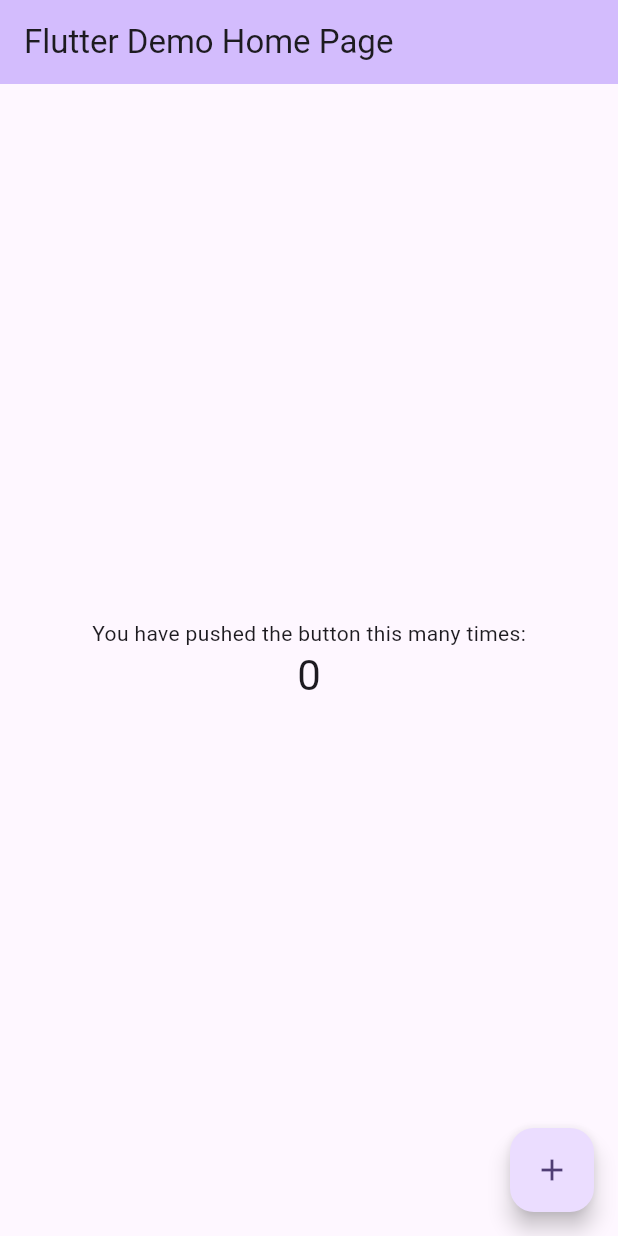
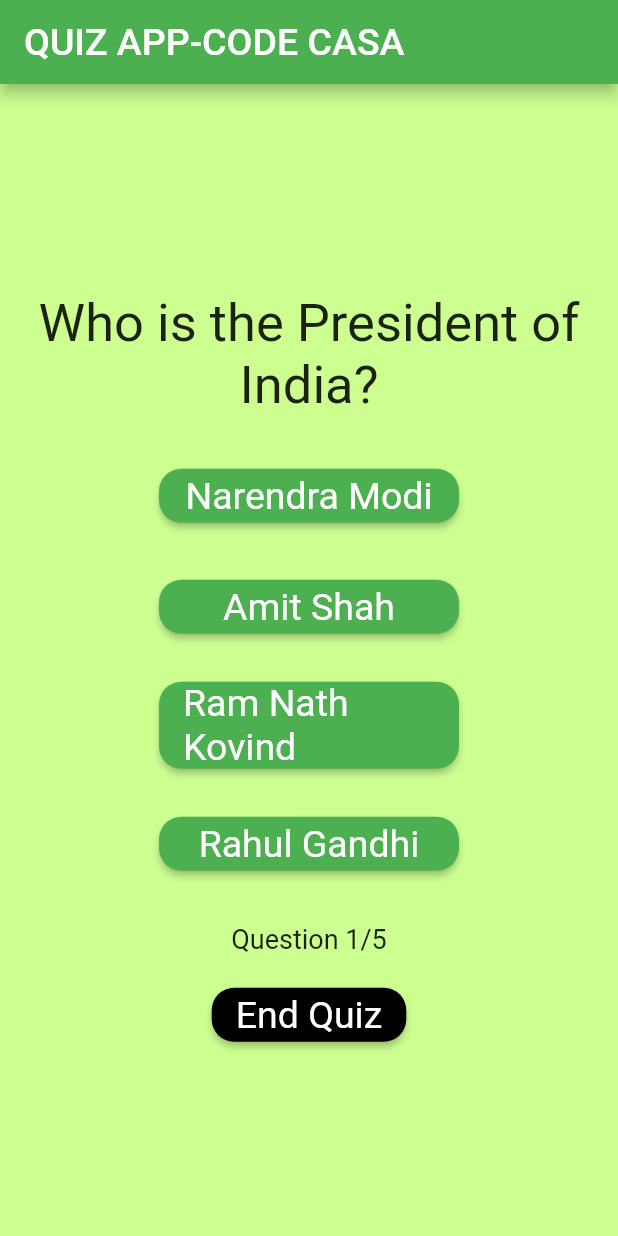
Before and after one commit to AryanC19/Code-Casa, a Flutter app: the screen it shows after launch, on a phone screen of 412 x 824 dp. Run offline on Flutter 3.47's test engine with Material 2 defaults, Android fonts, the light colour scheme and no system bars.

Commit message:
added functionality

```diff
--- a/lib/main.dart
+++ b/lib/main.dart
@@ -1,125 +1,176 @@
 import 'package:flutter/material.dart';
 
 void main() {
-  runApp(const MyApp());
+  runApp(QuizApp());
 }
 
-class MyApp extends StatelessWidget {
-  const MyApp({super.key});
-
-  // This widget is the root of your application.
+class QuizApp extends StatelessWidget {
   @override
   Widget build(BuildContext context) {
     return MaterialApp(
-      title: 'Flutter Demo',
+      debugShowCheckedModeBanner: false,
+      title: 'QUIZ APP-CODE CASA',
       theme: ThemeData(
-        // This is the theme of your application.
-        //
-        // TRY THIS: Try running your application with "flutter run". You'll see
-        // the application has a blue toolbar. Then, without quitting the app,
-        // try changing the seedColor in the colorScheme below to Colors.green
-        // and then invoke "hot reload" (save your changes or press the "hot
-        // reload" button in a Flutter-supported IDE, or press "r" if you used
-        // the command line to start the app).
-        //
-        // Notice that the counter didn't reset back to zero; the application
-        // state is not lost during the reload. To reset the state, use hot
-        // restart instead.
-        //
-        // This works for code too, not just values: Most code changes can be
-        // tested with just a hot reload.
-        colorScheme: ColorScheme.fromSeed(seedColor: Colors.deepPurple),
-        useMaterial3: true,
+        primaryColor: Colors.green,
+
+        scaffoldBackgroundColor: Colors.green[100],
+
       ),
-      home: const MyHomePage(title: 'Flutter Demo Home Page'),
+      home: QuizScreen(),
     );
   }
 }
 
-class MyHomePage extends StatefulWidget {
-  const MyHomePage({super.key, required this.title});
-
-  // This widget is the home page of your application. It is stateful, meaning
-  // that it has a State object (defined below) that contains fields that affect
-  // how it looks.
-
-  // This class is the configuration for the state. It holds the values (in this
-  // case the title) provided by the parent (in this case the App widget) and
-  // used by the build method of the State. Fields in a Widget subclass are
-  // always marked "final".
-
-  final String title;
-
+class QuizScreen extends StatefulWidget {
   @override
-  State<MyHomePage> createState() => _MyHomePageState();
+  _QuizScreenState createState() => _QuizScreenState();
 }
 
-class _MyHomePageState extends State<MyHomePage> {
-  int _counter = 0;
+class _QuizScreenState extends State<QuizScreen> {
+  int _questionIndex = 0;
+  int _score = 0;
 
-  void _incrementCounter() {
-    setState(() {
-      // This call to setState tells the Flutter framework that something has
-      // changed in this State, which causes it to rerun the build method below
-      // so that the display can reflect the updated values. If we changed
-      // _counter without calling setState(), then the build method would not be
-      // called again, and so nothing would appear to happen.
-      _counter++;
-    });
+  final List<Map<String, dynamic>> _questions = [
+    {
+      'question': 'Who is the President of India?',
+      'answers': ['Narendra Modi', 'Amit Shah', 'Ram Nath Kovind', 'Rahul Gandhi'],
+      'correctIndex': 2,
+    },
+    {
+      'question': 'Which party won the most seats in the last general election?',
+      'answers': ['BJP', 'Congress', 'AAP', 'CPI(M)'],
+      'correctIndex': 0,
+    },
+    {
+      'question': 'Who is the Prime Minister of India?',
+      'answers': ['Amit Shah', 'Sonia Gandhi', 'Narendra Modi', 'Manmohan Singh'],
+      'correctIndex': 2,
+    },
+    {
+      'question': 'Which state has the highest number of Lok Sabha seats?',
+      'answers': ['Maharashtra', 'Uttar Pradesh', 'West Bengal', 'Karnataka'],
+      'correctIndex': 1,
+    },
+    {
+      'question': 'In which year was the first general election held in India?',
+      'answers': ['1947', '1950', '1952', '1960'],
+      'correctIndex': 2,
+    },
+  ];
+
+  void _answerQuestion(int selectedIndex) {
+    int correctIndex = _questions[_questionIndex]['correctIndex'];
+    if (selectedIndex == correctIndex) {
+      setState(() {
+        _score++;
+      });
+    }
+    if (_questionIndex < _questions.length - 1) {
+      setState(() {
+        _questionIndex++;
+      });
+    } else {
+      _showResultDialog();
+    }
+  }
+
+  void _showResultDialog() {
+    showDialog(
+      context: context,
+      builder: (context) {
+        return AlertDialog(
+          title: Text('Quiz Result'),
+          content: Text('Your score: $_score/${_questions.length}'),
+          actions: [
+            TextButton(
+              onPressed: () {
+                Navigator.of(context).pop();
+                setState(() {
+                  _questionIndex = 0;
+                  _score = 0;
+                });
+              },
+              child: Text('Play Again'),
+            ),
+          ],
+        );
+      },
+    );
   }
 
   @override
   Widget build(BuildContext context) {
-    // This method is rerun every time setState is called, for instance as done
-    // by the _incrementCounter method above.
-    //
-    // The Flutter framework has been optimized to make rerunning build methods
-    // fast, so that you can just rebuild anything that needs updating rather
-    // than having to individually change instances of widgets.
     return Scaffold(
+      backgroundColor: Colors.lightGreenAccent[100],
       appBar: AppBar(
-        // TRY THIS: Try changing the color here to a specific color (to
-        // Colors.amber, perhaps?) and trigger a hot reload to see the AppBar
-        // change color while the other colors stay the same.
-        backgroundColor: Theme.of(context).colorScheme.inversePrimary,
-        // Here we take the value from the MyHomePage object that was created by
-        // the App.build method, and use it to set our appbar title.
-        title: Text(widget.title),
+        backgroundColor: Colors.green,
+        title: Text('QUIZ APP-CODE CASA',style: TextStyle(fontSize: 25),),
       ),
       body: Center(
-        // Center is a layout widget. It takes a single child and positions it
-        // in the middle of the parent.
         child: Column(
-          // Column is also a layout widget. It takes a list of children and
-          // arranges them vertically. By default, it sizes itself to fit its
-          // children horizontally, and tries to be as tall as its parent.
-          //
-          // Column has various properties to control how it sizes itself and
-          // how it positions its children. Here we use mainAxisAlignment to
-          // center the children vertically; the main axis here is the vertical
-          // axis because Columns are vertical (the cross axis would be
-          // horizontal).
-          //
-          // TRY THIS: Invoke "debug painting" (choose the "Toggle Debug Paint"
-          // action in the IDE, or press "p" in the console), to see the
-          // wireframe for each widget.
           mainAxisAlignment: MainAxisAlignment.center,
-          children: <Widget>[
-            const Text(
-              'You have pushed the button this many times:',
+          children: [
+            Container(
+              padding: EdgeInsets.all(16.0),
+              child: Text(
+                _questions[_questionIndex]['question'],
+                style: TextStyle(fontSize: 35),
+                textAlign: TextAlign.center,
+              ),
             ),
-            Text(
-              '$_counter',
-              style: Theme.of(context).textTheme.headlineMedium,
+            Column(
+              children: (_questions[_questionIndex]['answers'] as List<String>).map(
+                (answer) {
+                  return Container(
+                    margin: EdgeInsets.symmetric(vertical: 13.0),
+                    width: 200,
+                    child: ElevatedButton(
+                      style: ElevatedButton.styleFrom(
+                        primary: Colors.green,
+                        textStyle: const TextStyle(
+                          color: Colors.black,
+                          fontSize: 25,
+                        ),
+                        shape: RoundedRectangleBorder(
+                          borderRadius: BorderRadius.all(Radius.circular(15)),
+                        ),
+                      ),
+                      onPressed: () {
+                        _answerQuestion(
+                            (_questions[_questionIndex]['answers'] as List<String>).indexOf(answer));
+                      },
+                      child: Text(answer),
+                    ),
+                  );
+                },
+              ).toList(),
+            ),
+            Container(
+              padding: EdgeInsets.all(16.0),
+              child: Text(
+                'Question ${_questionIndex + 1}/${_questions.length}',
+                style: TextStyle(fontSize: 18),
+              ),
+            ),
+            ElevatedButton(
+              style: ElevatedButton.styleFrom(
+                primary: Colors.black,
+                textStyle: const TextStyle(
+                  color: Colors.white,
+                  fontSize: 20,
+                ),
+                shape: RoundedRectangleBorder(
+                  borderRadius: BorderRadius.all(Radius.circular(15)),
+                ),
+              ),
+              onPressed: () {
+                _showResultDialog();
+              },
+              child: Text('End Quiz',style: TextStyle(fontSize: 25),),
             ),
           ],
         ),
       ),
-      floatingActionButton: FloatingActionButton(
-        onPressed: _incrementCounter,
-        tooltip: 'Increment',
-        child: const Icon(Icons.add),
-      ), // This trailing comma makes auto-formatting nicer for build methods.
     );
   }
 }
```
